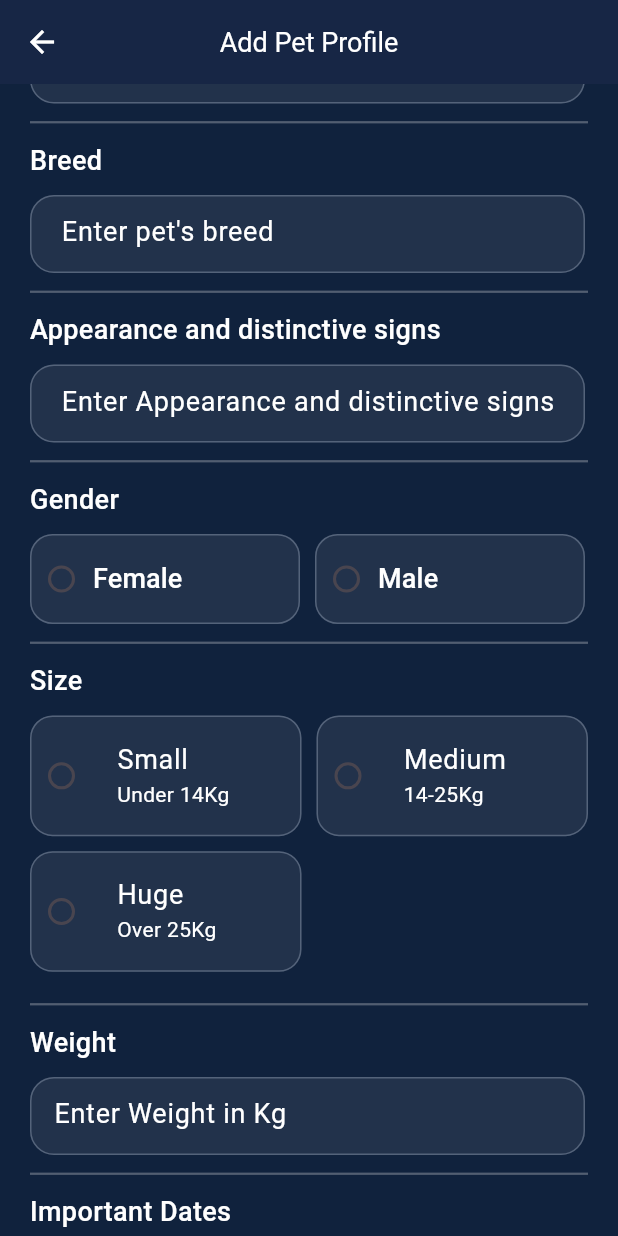
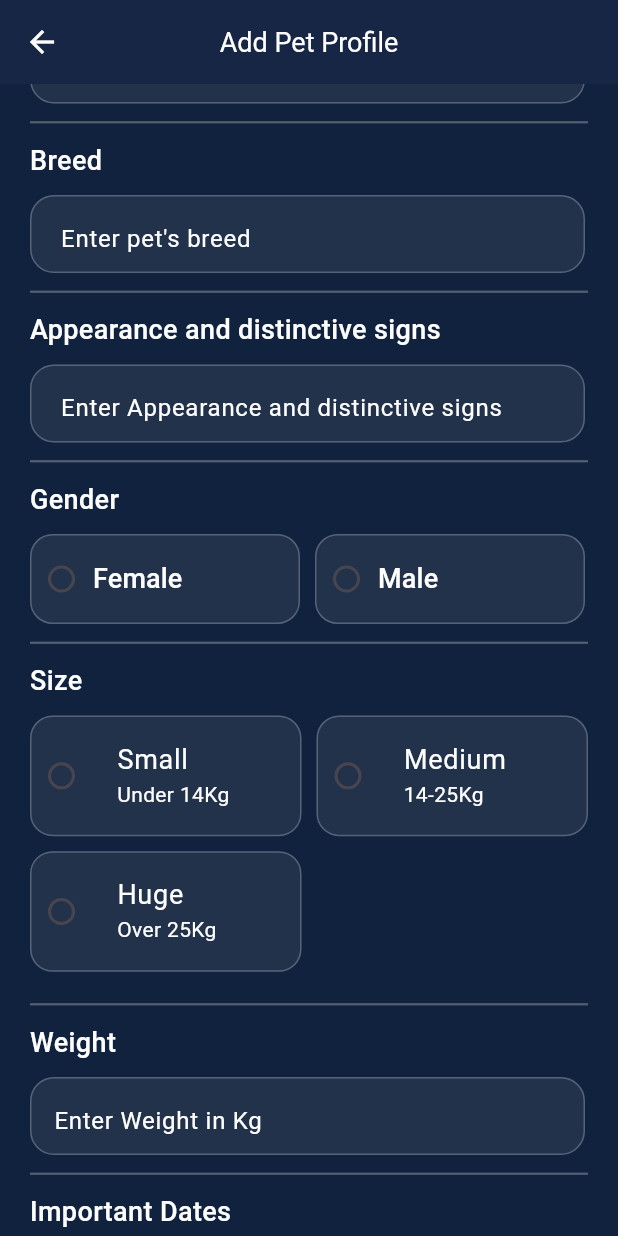
Before and after one commit to choco-beatz/PawCare-Pro, a Flutter app: the AddPet screen opened directly, scrolled down 576 dp, on a phone screen of 412 x 824 dp. Run offline on Flutter 3.47's test engine with Material 3 defaults, Android fonts, the light colour scheme and no system bars; our stand-ins replace hive, hive_flutter; missing offline and left inert: font_awesome_icon_class; accounts and stored records are empty; statements that could not run were skipped.

Commit message:
version 2

```diff
--- a/lib/constant/textField.dart
+++ b/lib/constant/textField.dart
@@ -3,13 +3,17 @@ import 'package:pawcare_pro/constant/colors.dart';
 
 fieldDecor(String hint) {
   return InputDecoration(
+    focusColor: Colors.white,
     enabledBorder: OutlineInputBorder(
+        borderSide: const BorderSide(color: lightGrey, width: 1),
+        borderRadius: BorderRadius.circular(16)),
+    focusedBorder: OutlineInputBorder(
         borderSide: const BorderSide(color: lightGrey, width: 1),
         borderRadius: BorderRadius.circular(16)),
     fillColor: fieldColor,
     filled: true,
     hintText: hint,
     hintStyle: const TextStyle(
-        color: Colors.white, fontSize: 18, fontWeight: FontWeight.w400),
+        color: Colors.white, fontSize: 16, fontWeight: FontWeight.w400),
   );
 }
--- /dev/null
+++ b/lib/domain/model/pet.dart
@@ -0,0 +1,38 @@
+import 'package:hive/hive.dart';
+import 'package:hive_flutter/adapters.dart';
+
+part 'pet.g.dart';
+
+@HiveType(typeId: 0)
+class PetInfo {
+  @HiveField(0)
+  late String type;
+
+  @HiveField(1)
+  late String name;
+
+  @HiveField(2)
+  late String breed;
+
+  @HiveField(3)
+  late String description;
+
+  @HiveField(4)
+  late String gender;
+
+  @HiveField(5)
+  late String size;
+
+  @HiveField(6)
+  late String weight;
+
+  PetInfo({
+    required this.type,
+    required this.name,
+    required this.breed,
+    required this.description,
+    required this.gender,
+    required this.size,
+    required this.weight,
+  });
+}
--- a/lib/presentation/views/AddPet/add_pet.dart
+++ b/lib/presentation/views/AddPet/add_pet.dart
@@ -5,10 +5,12 @@ import 'package:pawcare_pro/constant/colors.dart';
 import 'package:pawcare_pro/constant/sizedbox.dart';
 import 'package:pawcare_pro/constant/style.dart';
 import 'package:pawcare_pro/constant/textField.dart';
+import 'package:pawcare_pro/domain/model/pet.dart';
 import 'package:pawcare_pro/presentation/views/AddPet/widgets/field_style.dart';
 
 import 'package:pawcare_pro/presentation/views/AddPet/widgets/lable.dart';
 import 'package:pawcare_pro/presentation/views/Dashboard/dashboard.dart';
+import 'package:pawcare_pro/service/petinfo_service.dart';
 
 class AddPet extends StatefulWidget {
   AddPet({super.key});
@@ -18,9 +20,19 @@ class AddPet extends StatefulWidget {
 }
 
 class _AddPetState extends State<AddPet> {
+  //for radio
   String selected = 'none';
   String gender = 'none';
   String size = 'none';
+
+  final PetInfoService _petInfoService = PetInfoService();
+
+  //TextEditingControllers
+
+  final TextEditingController _nameController = TextEditingController();
+  final TextEditingController _breedController = TextEditingController();
+  final TextEditingController _descriptionController = TextEditingController();
+  final TextEditingController _weigthController = TextEditingController();
 
   @override
   Widget build(BuildContext context) {
@@ -90,6 +102,7 @@ class _AddPetState extends State<AddPet> {
                     height: 120,
                     width: 180,
                     child: RadioMenuButton(
+
                       value: 'dog',
                       style: fieldRadio,
                       groupValue: selected,
@@ -134,16 +147,21 @@ class _AddPetState extends State<AddPet> {
               SizedBox(
                 height: 52,
                 width: 370,
-                child:
-                    TextFormField(decoration: fieldDecor(" Enter pet's name")),
+                child: TextFormField(
+                  style: TextStyle(color: Colors.white, fontSize: 20),
+                  decoration: fieldDecor(" Enter pet's name"),
+                  controller: _nameController,
+                ),
               ),
               line,
               label('Breed'),
               SizedBox(
                 height: 52,
                 width: 370,
-                child:
-                    TextFormField(decoration: fieldDecor(" Enter pet's breed")),
+                child: TextFormField(
+                   style: TextStyle(color: Colors.white, fontSize: 20),
+                    decoration: fieldDecor(" Enter pet's breed"),
+                    controller: _breedController),
               ),
               line,
               label('Appearance and distinctive signs'),
@@ -151,10 +169,12 @@ class _AddPetState extends State<AddPet> {
                 height: 52,
                 width: 370,
                 child: TextFormField(
+                   style: TextStyle(color: Colors.white, fontSize: 20),
                     keyboardType: TextInputType.multiline,
                     maxLines: null,
                     decoration:
-                        fieldDecor(" Enter Appearance and distinctive signs")),
+                        fieldDecor(" Enter Appearance and distinctive signs"),
+                    controller: _descriptionController),
               ),
               line,
               label('Gender'),
@@ -293,7 +313,9 @@ class _AddPetState extends State<AddPet> {
                 height: 52,
                 width: 370,
                 child: TextFormField(
+                   style: TextStyle(color: Colors.white, fontSize: 20),
                   decoration: fieldDecor("Enter Weight in Kg"),
+                  controller: _weigthController,
                   keyboardType: TextInputType.number,
                 ),
               ),
@@ -335,7 +357,22 @@ class _AddPetState extends State<AddPet> {
               space,
               space,
               FilledButton(
-                  onPressed: () {
+                  onPressed: () async {
+                    final pet = PetInfo(
+                        type: selected,
+                        name: _nameController.text,
+                        breed: _breedController.text,
+                        description: _descriptionController.text,
+                        gender: gender,
+                        size: size,
+                        weight: _weigthController.text);
+
+                    await _petInfoService.addPet(pet);
+                    _nameController.clear();
+                    _breedController.clear();
+                    _descriptionController.clear();
+                    _weigthController.clear();
+
                     Navigator.push(context,
                         MaterialPageRoute(builder: (context) => Dashboard()));
                   },
--- a/lib/presentation/views/AddPet/widgets/field_style.dart
+++ b/lib/presentation/views/AddPet/widgets/field_style.dart
@@ -2,6 +2,7 @@ import 'package:flutter/material.dart';
 import 'package:pawcare_pro/constant/colors.dart';
 
 final fieldRadio = ButtonStyle(
+    foregroundColor: MaterialStateColor.resolveWith((states) => Colors.green),
     shape: MaterialStatePropertyAll(RoundedRectangleBorder(
         borderRadius: BorderRadius.circular(15),
         side: const BorderSide(color: lightGrey, width: 1))),
--- a/lib/presentation/views/Onboarding/onboarding.dart
+++ b/lib/presentation/views/Onboarding/onboarding.dart
@@ -57,6 +57,7 @@ class Onboarding extends StatelessWidget {
               height: 52,
               width: 370,
               child: TextFormField(
+                 style: TextStyle(color: Colors.white, fontSize: 20),
                   decoration: fieldDecor(' Enter your name')),
             ),
             const SizedBox(
--- a/lib/presentation/views/PetProfile/petprofile.dart
+++ b/lib/presentation/views/PetProfile/petprofile.dart
@@ -4,13 +4,38 @@ import 'package:pawcare_pro/constant/button.dart';
 import 'package:pawcare_pro/constant/colors.dart';
 import 'package:pawcare_pro/constant/sizedbox.dart';
 import 'package:pawcare_pro/constant/style.dart';
+import 'package:pawcare_pro/domain/model/pet.dart';
 import 'package:pawcare_pro/presentation/views/AddPet/add_pet.dart';
 import 'package:pawcare_pro/presentation/views/AddPet/widgets/field_style.dart';
 import 'package:pawcare_pro/presentation/views/AddPet/widgets/lable.dart';
 import 'package:pawcare_pro/presentation/views/PetProfile/widgets/data_style.dart';
+import 'package:pawcare_pro/service/petinfo_service.dart';
 
-class PetProfile extends StatelessWidget {
+class PetProfile extends StatefulWidget {
   const PetProfile({super.key});
+
+  @override
+  State<PetProfile> createState() => _PetProfileState();
+}
+
+class _PetProfileState extends State<PetProfile> {
+  final PetInfoService _petInfoService = PetInfoService();
+
+  //to store all the values that is fetched from db
+  List<PetInfo> _pet = [];
+
+  //loading/fetching data from the hive
+  Future<void> _loadPets() async {
+    //the datas recived from the db is stored into list
+    _pet = await _petInfoService.getPet();
+    setState(() {});
+  }
+
+  @override
+  void initState() {
+    _loadPets();
+    super.initState();
+  }
 
   @override
   Widget build(BuildContext context) {
@@ -44,7 +69,10 @@ class PetProfile extends StatelessWidget {
                     padding: const EdgeInsets.all(20),
                     child: Column(
                       crossAxisAlignment: CrossAxisAlignment.start,
-                      children: [heading2('name'), subject('dog | Breed')],
+                      children: [
+                        heading2("${_pet.first.name}"),
+                        subject('${_pet.first.type} | ${_pet.first.breed}')
+                      ],
                     ),
                   )
                 ],
@@ -52,21 +80,21 @@ class PetProfile extends StatelessWidget {
               space,
               space,
               label('Appearence and distinctive signs'),
-              subject2('text'),
+              subject2('${_pet.first.description}'),
               space,
               Row(
                 mainAxisAlignment: MainAxisAlignment.spaceBetween,
-                children: [subject2('Gender'), label2('data')],
+                children: [subject2('Gender'), label2('${_pet.first.gender}')],
               ),
               line,
               Row(
                 mainAxisAlignment: MainAxisAlignment.spaceBetween,
-                children: [subject2('Size'), label2('data')],
+                children: [subject2('Size'), label2('${_pet.first.size}')],
               ),
               line,
               Row(
                 mainAxisAlignment: MainAxisAlignment.spaceBetween,
-                children: [subject2('Weight'), label2('data')],
+                children: [subject2('Weight'), label2('${_pet.first.weight}')],
               ),
               space,
               space,
--- /dev/null
+++ b/lib/service/petinfo_service.dart
@@ -0,0 +1,49 @@
+import 'package:hive_flutter/hive_flutter.dart';
+import 'package:pawcare_pro/domain/model/pet.dart';
+
+class PetInfoService {
+  Box<PetInfo>? _petInfoBox;
+
+  //to create/open the box
+  Future<void> openBox() async {
+    _petInfoBox = await Hive.openBox<PetInfo>('PETINFOBOX');
+  }
+
+  //to close the box
+  Future<void> closeBox() async {
+    await _petInfoBox!.close();
+  }
+
+  //to add to box
+  Future<void> addPet(PetInfo pet) async {
+    if (_petInfoBox == null) {
+      await openBox();
+    }
+    await _petInfoBox!.add(pet);
+  }
+
+  //to get datas from the box
+  Future<List<PetInfo>> getPet() async {
+    if (_petInfoBox == null) {
+      await openBox();
+    }
+    return _petInfoBox!.values.toList();
+  }
+
+  //to update datas in the box
+  Future<void> updatePet(int index, PetInfo pet) async {
+    if (_petInfoBox == null) {
+      await openBox();
+    }
+
+    await _petInfoBox!.putAt(index, pet);
+  }
+
+  //to delete data in the box
+  Future<void>deletePet(int index) async{
+     if (_petInfoBox == null) {
+      await openBox();
+    }
+    await _petInfoBox!.deleteAt(index);
+  }
+}
--- a/pubspec.yaml
+++ b/pubspec.yaml
@@ -36,6 +36,9 @@ dependencies:
   # Use with the CupertinoIcons class for iOS style icons.
   cupertino_icons: ^1.0.6
   font_awesome_icon_class: ^0.0.6
+  hive: ^2.2.3
+  hive_flutter: ^1.1.0
+  hive_generator: ^2.0.1
 
 dev_dependencies:
   flutter_test:
@@ -47,6 +50,7 @@ dev_dependencies:
   # package. See that file for information about deactivating specific lint
   # rules and activating additional ones.
   flutter_lints: ^3.0.0
+  build_runner: ^2.4.9
 
 # For information on the generic Dart part of this file, see the
 # following page: https://dart.dev/tools/pub/pubspec
```
Also changed, not shown: lib/main.dart (+12 -3 lines), lib/presentation/views/Splash/splash_screen.dart (+14 -1 lines), lib/domain/model/pet.g.dart (added), pubspec.lock, 1 other file.
